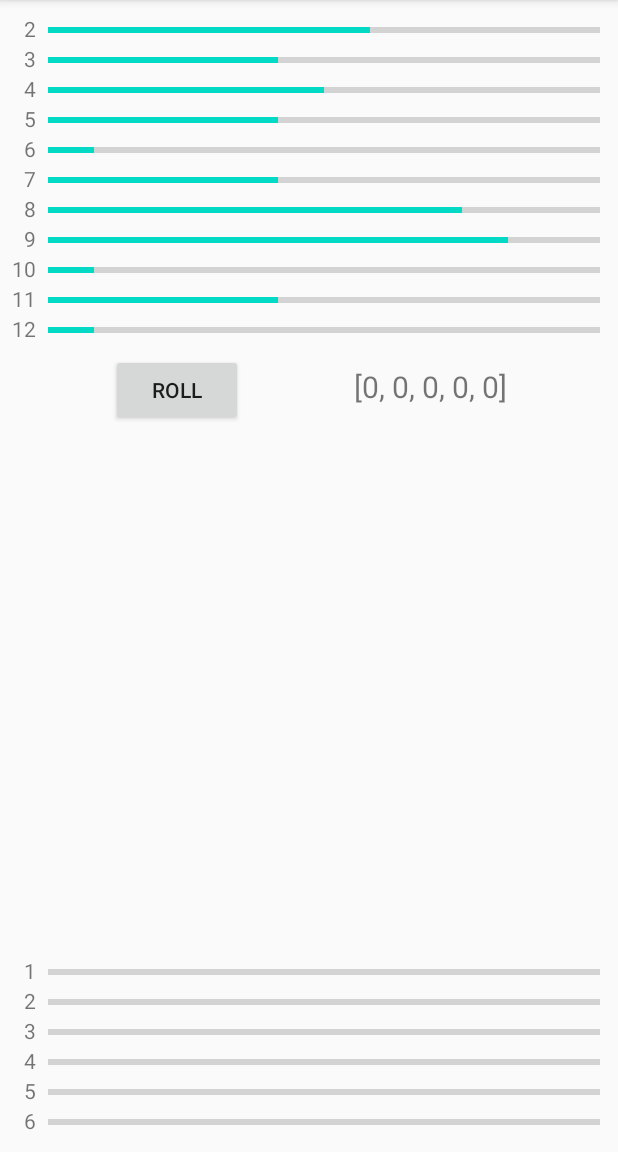
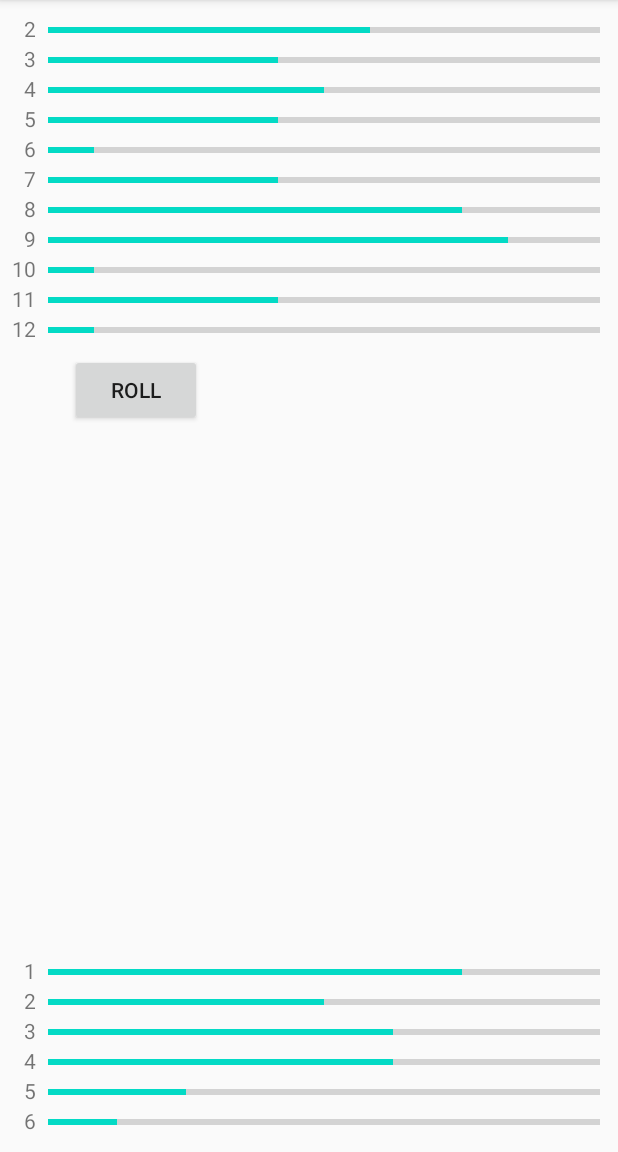
Before and after one commit to apreston26/dice-solitatire, an Android app: the screen it shows after launch (MainActivity), on a phone screen of 412 x 824 dp, the part 84-1236 px from its top. Run offline under Robolectric (Android 15) with nearby library versions, the phone set to English and light mode, and no system bars.

Commit message:
Preparing to display dice images.

```diff
--- a/app/src/main/java/edu/cnm/deepdive/dicesolitatire/MainActivity.java
+++ b/app/src/main/java/edu/cnm/deepdive/dicesolitatire/MainActivity.java
@@ -21,54 +21,62 @@ public class MainActivity extends AppCompatActivity {
   private static final String SCRATCH_COUNT_ID_FORMAT = "scratch_%d_count";
 
   private int minPairValue = 2;
-  private int maxPairValue;
-  private int minScratchValue = 2;
+  private int maxPairValue = 2 * Roll.NUM_FACES;
   private TextView[] pairLabels;
   private ProgressBar[] pairCounts;
   private TextView[] scratchLabels;
   private ProgressBar[] scratchCounts;
   private Button roller;
-  private TextView rollDisplay;
-  private Random rng;
+  private Random rng = new Random();
 
   @Override
-
-  //Code for pairs
   protected void onCreate(Bundle savedInstanceState) {
     super.onCreate(savedInstanceState);
+    setupUI();
+  }
+
+  private void setupUI() {
     setContentView(R.layout.activity_main);
-    maxPairValue = 2 * Roll.NUM_FACES;
+    Resources res = getResources();
+    NumberFormat formatter = NumberFormat.getInstance();
+    setupPairControls(res, formatter);
+    setupPlayControls();
+    setupScratchControls(res, formatter);
+  }
+
+  private void setupScratchControls(Resources res, NumberFormat formatter) {
+    scratchLabels = new TextView[Roll.NUM_FACES];
+    scratchCounts = new ProgressBar[Roll.NUM_FACES];
+    for (int i = 1; i <= Roll.NUM_FACES; i++) {
+      String labelIdString = String.format(SCRATCH_LABEL_ID_FORMAT, i);
+      int labelId = res.getIdentifier(labelIdString, "id", getPackageName());
+      scratchLabels[i - 1] = findViewById(labelId);
+      scratchLabels[i - 1].setText(formatter.format(i));
+      String countIdString = String.format(SCRATCH_COUNT_ID_FORMAT, i);
+      int countId = res.getIdentifier(countIdString, "id", getPackageName());
+      scratchCounts[i - 1] = findViewById(countId);
+      scratchCounts[i - 1].setProgress(1 + rng.nextInt(7));
+    }
+  }
+
+  private void setupPlayControls() {
+    roller = findViewById(R.id.roller);
+    // TODO Find & wire up dice ImageView objects
+    roller.setOnClickListener(new RollerListener());
+  }
+
+  private void setupPairControls(Resources res, NumberFormat formatter) {
     pairLabels = new TextView[maxPairValue - minPairValue + 1];
     pairCounts = new ProgressBar[maxPairValue - minPairValue + 1];
-    Resources res = getResources();
-    rng = new Random();
-    NumberFormat formatter = NumberFormat.getInstance();
     for (int i = minPairValue; i <= maxPairValue; i++ ){
       String labelIdString = String.format(PAIR_LABEL_ID_FORMAT, i);
-      int labelId = res.getIdentifier(labelIdString, "id", getOpPackageName());
+      int labelId = res.getIdentifier(labelIdString, "id", getPackageName());
       pairLabels[i - minPairValue] = findViewById(labelId);
       pairLabels[i - minPairValue].setText(formatter.format(i));
       String countIdString = String.format(PAIR_COUNT_ID_FORMAT, i);
       int countId = res.getIdentifier(countIdString, "id", getPackageName());
       pairCounts[i - minPairValue] = findViewById(countId);
       pairCounts[i - minPairValue].setProgress(1 + rng.nextInt(10));
-    }
-    roller = findViewById(R.id.roller);
-    rollDisplay = findViewById(R.id.roll_display);
-    roller.setOnClickListener(new RollerListener());
-
-    //Code for scratch
-    scratchLabels = new TextView[Roll.NUM_FACES];
-    scratchCounts = new ProgressBar[Roll.NUM_FACES];
-    for (int i = 0; i <= Roll.NUM_FACES; i++) {
-      String labelIdString = String.format(SCRATCH_LABEL_ID_FORMAT, i);
-      int labelId = res.getIdentifier(labelIdString, "id", getOpPackageName());
-      scratchLabels[i - minScratchValue] = findViewById(labelId);
-      scratchLabels[i - minScratchValue].setText(formatter.format(i));
-      String countIdString = String.format(SCRATCH_COUNT_ID_FORMAT, i);
-      int countId = res.getIdentifier(countIdString, "id", getPackageName());
-      scratchCounts[1 - minScratchValue] = findViewById(countId);
-      scratchCounts[1 - minScratchValue].setProgress(1 + rng.nextInt(7));
     }
   }
 
@@ -77,7 +85,7 @@ public class MainActivity extends AppCompatActivity {
     @Override
     public void onClick(View v) {
       Roll roll = new Roll(rng);
-      rollDisplay.setText(Arrays.toString(roll.getDice()));
+      //TODO Display dice images.
     }
   }
 
--- a/app/src/main/res/layout/activity_main.xml
+++ b/app/src/main/res/layout/activity_main.xml
@@ -276,18 +276,56 @@
     android:layout_margin="8dp"
     app:layout_constraintTop_toBottomOf="@id/pair_12_label"
     app:layout_constraintStart_toStartOf="parent"
-    app:layout_constraintEnd_toStartOf="@id/roll_display"/>
+    app:layout_constraintEnd_toStartOf="@id/dice_roll_layout"/>
 
-  <TextView
-    android:id="@+id/roll_display"
+  <LinearLayout
+    android:id="@+id/dice_roll_layout"
     android:layout_width="wrap_content"
     android:layout_height="wrap_content"
-    android:layout_margin="8dp"
-    android:textSize="20sp"
-    android:text="[0, 0, 0, 0, 0]"
-    app:layout_constraintBaseline_toBaselineOf="@id/roller"
+    android:orientation="horizontal"
+    android:gravity="center"
     app:layout_constraintStart_toEndOf="@id/roller"
-    app:layout_constraintEnd_toEndOf="parent"/>
+    app:layout_constraintEnd_toEndOf="parent"
+    app:layout_constraintTop_toTopOf="@id/roller"
+    app:layout_constraintBottom_toBottomOf="@id/roller">
+
+    <ImageView
+      android:id="@+id/die_1"
+      android:layout_width="32dp"
+      android:layout_height="32dp"
+      android:layout_margin="@dimen/widget_margin"
+      tools:ignore="ContentDescription"/>
+
+    <ImageView
+      android:id="@+id/die_2"
+      android:layout_width="32dp"
+      android:layout_height="32dp"
+      android:layout_margin="@dimen/widget_margin"
+      tools:ignore="ContentDescription"/>
+
+    <ImageView
+      android:id="@+id/die_3"
+      android:layout_width="32dp"
+      android:layout_height="32dp"
+      android:layout_margin="@dimen/widget_margin"
+      tools:ignore="ContentDescription"/>
+
+    <ImageView
+      android:id="@+id/die_4"
+      android:layout_width="32dp"
+      android:layout_height="32dp"
+      android:layout_margin="@dimen/widget_margin"
+      tools:ignore="ContentDescription"/>
+
+    <ImageView
+      android:id="@+id/die_5"
+      android:layout_width="32dp"
+      android:layout_height="32dp"
+      android:layout_margin="@dimen/widget_margin"
+      tools:ignore="ContentDescription"/>
+
+
+  </LinearLayout>
 
   <TextView
     android:id="@+id/scratch_1_label"
@@ -298,7 +336,6 @@
     android:text="1"
     app:layout_constraintBottom_toTopOf="@id/scratch_2_label"
     app:layout_constraintEnd_toStartOf="@id/vertical_guideline"/>
-
   <ProgressBar
     android:id="@+id/scratch_1_count"
     android:layout_width="0dp"
@@ -320,7 +357,6 @@
     android:text="2"
     app:layout_constraintBottom_toTopOf="@id/scratch_3_label"
     app:layout_constraintEnd_toStartOf="@id/vertical_guideline"/>
-
   <ProgressBar
     android:id="@+id/scratch_2_count"
     android:layout_width="0dp"
@@ -342,7 +378,6 @@
     android:text="3"
     app:layout_constraintBottom_toTopOf="@id/scratch_4_label"
     app:layout_constraintEnd_toStartOf="@id/vertical_guideline"/>
-
   <ProgressBar
     android:id="@+id/scratch_3_count"
     android:layout_width="0dp"
@@ -364,7 +399,6 @@
     android:text="4"
     app:layout_constraintBottom_toTopOf="@id/scratch_5_label"
     app:layout_constraintEnd_toStartOf="@id/vertical_guideline"/>
-
   <ProgressBar
     android:id="@+id/scratch_4_count"
     android:layout_width="0dp"
@@ -386,7 +420,6 @@
     android:text="5"
     app:layout_constraintBottom_toTopOf="@id/scratch_6_label"
     app:layout_constraintEnd_toStartOf="@id/vertical_guideline"/>
-
   <ProgressBar
     android:id="@+id/scratch_5_count"
     android:layout_width="0dp"
@@ -408,7 +441,6 @@
     android:text="6"
     app:layout_constraintBottom_toBottomOf="parent"
     app:layout_constraintEnd_toStartOf="@id/vertical_guideline"/>
-
   <ProgressBar
     android:id="@+id/scratch_6_count"
     android:layout_width="0dp"
```
